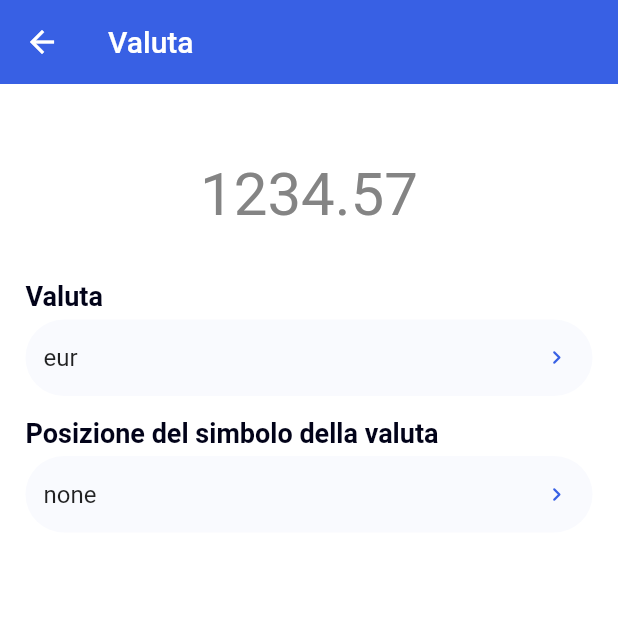
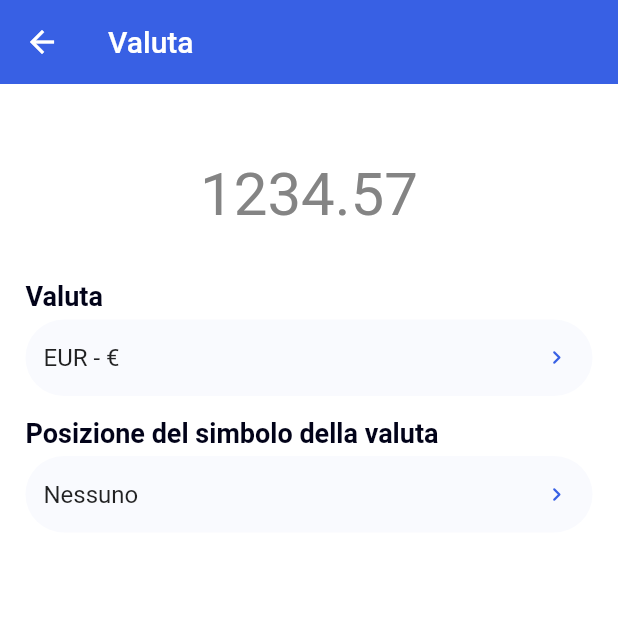
Before and after one commit to ernestodecrecchio/Moneye-Money-Manager, a Flutter app: the CurrencyPage screen opened by its route, on a phone screen of 412 x 824 dp, the top half of it. Run offline on Flutter 3.47's test engine with Material 2 defaults, Android fonts, the phone set to English and light mode, and no system bars; our stand-ins replace fl_chart, flutter_slidable, flutter_svg, salomon_bottom_bar, shared_preferences, sqflite; accounts and stored records are empty; generated files the repository leaves out were written again.

Commit message:
Improved currency page

```diff
--- a/expense_tracker/lib/pages/options_page/currency_page/currency_page.dart
+++ b/expense_tracker/lib/pages/options_page/currency_page/currency_page.dart
@@ -25,15 +25,18 @@ class _CurrencyPageState extends State<CurrencyPage> {
   void initState() {
     super.initState();
 
+    final currencyProvider =
+        Provider.of<CurrencyProvider>(context, listen: false);
+
+    if (currencyProvider.currentCurrencySymbol != null) {
       _currencySymbolInput.text =
-        Provider.of<CurrencyProvider>(context, listen: false)
-            .currentCurrencySymbol!
-            .name;
+          getCurrencyDescription(currencyProvider.currentCurrencySymbol!);
+    }
 
-    _currencySymbolPositionInput.text =
-        Provider.of<CurrencyProvider>(context, listen: false)
-            .currentCurrencySymbolPosition!
-            .name;
+    if (currencyProvider.currentCurrencySymbolPosition != null) {
+      _currencySymbolPositionInput.text = getCurrencySymbolPositionDescription(
+          currencyProvider.currentCurrencySymbolPosition!);
+    }
   }
 
   @override
@@ -270,7 +273,25 @@ class _CurrencyPageState extends State<CurrencyPage> {
                       shrinkWrap: true,
                       children: [
                         ListTile(
-                            title: const Text('Leading'),
+                          title: const Text('Nessuno'),
+                          trailing: currencyProvider
+                                      .currentCurrencySymbolPosition ==
+                                  CurrencySymbolPosition.none
+                              ? SvgPicture.asset('assets/icons/checkmark.svg')
+                              : null,
+                          onTap: () {
+                            currencyProvider.setCurrencySymbolPosition(
+                                CurrencySymbolPosition.none);
+
+                            _currencySymbolPositionInput.text = 'Nessuno';
+
+                            setState(() {});
+
+                            Navigator.of(context).pop();
+                          },
+                        ),
+                        ListTile(
+                          title: const Text("All'inizio"),
                           trailing: currencyProvider
                                       .currentCurrencySymbolPosition ==
                                   CurrencySymbolPosition.leading
@@ -280,13 +301,14 @@ class _CurrencyPageState extends State<CurrencyPage> {
                             currencyProvider.setCurrencySymbolPosition(
                                 CurrencySymbolPosition.leading);
 
-                              _currencySymbolPositionInput.text = 'Leading';
+                            _currencySymbolPositionInput.text = "All'inizio";
                             setState(() {});
 
                             Navigator.of(context).pop();
-                            }),
+                          },
+                        ),
                         ListTile(
-                            title: const Text('Trailing'),
+                          title: const Text('Alla fine'),
                           trailing: currencyProvider
                                       .currentCurrencySymbolPosition ==
                                   CurrencySymbolPosition.trailing
@@ -296,29 +318,13 @@ class _CurrencyPageState extends State<CurrencyPage> {
                             currencyProvider.setCurrencySymbolPosition(
                                 CurrencySymbolPosition.trailing);
 
-                              _currencySymbolPositionInput.text = 'Trailing';
+                            _currencySymbolPositionInput.text = 'Alla fine';
 
                             setState(() {});
 
                             Navigator.of(context).pop();
-                            }),
-                        ListTile(
-                            title: const Text('None'),
-                            trailing: currencyProvider
-                                        .currentCurrencySymbolPosition ==
-                                    CurrencySymbolPosition.none
-                                ? SvgPicture.asset('assets/icons/checkmark.svg')
-                                : null,
-                            onTap: () {
-                              currencyProvider.setCurrencySymbolPosition(
-                                  CurrencySymbolPosition.none);
-
-                              _currencySymbolPositionInput.text = 'None';
-
-                              setState(() {});
-
-                              Navigator.of(context).pop();
-                            }),
+                          },
+                        ),
                       ],
                     ),
                   ),
@@ -330,4 +336,28 @@ class _CurrencyPageState extends State<CurrencyPage> {
       },
     );
   }
+
+  String getCurrencyDescription(CurrencyEnum currency) {
+    switch (currency) {
+      case CurrencyEnum.eur:
+        return 'EUR - €';
+      case CurrencyEnum.usd:
+        return 'USD - \$';
+      case CurrencyEnum.jpy:
+        return 'JPY - ¥';
+      case CurrencyEnum.gbp:
+        return 'GBP - £';
     }
+  }
+
+  String getCurrencySymbolPositionDescription(CurrencySymbolPosition position) {
+    switch (position) {
+      case CurrencySymbolPosition.none:
+        return 'Nessuno';
+      case CurrencySymbolPosition.leading:
+        return "All'inizio";
+      case CurrencySymbolPosition.trailing:
+        return 'Alla fine';
+    }
+  }
+}
```
Lines whose indentation alone changed are shown as unchanged.
